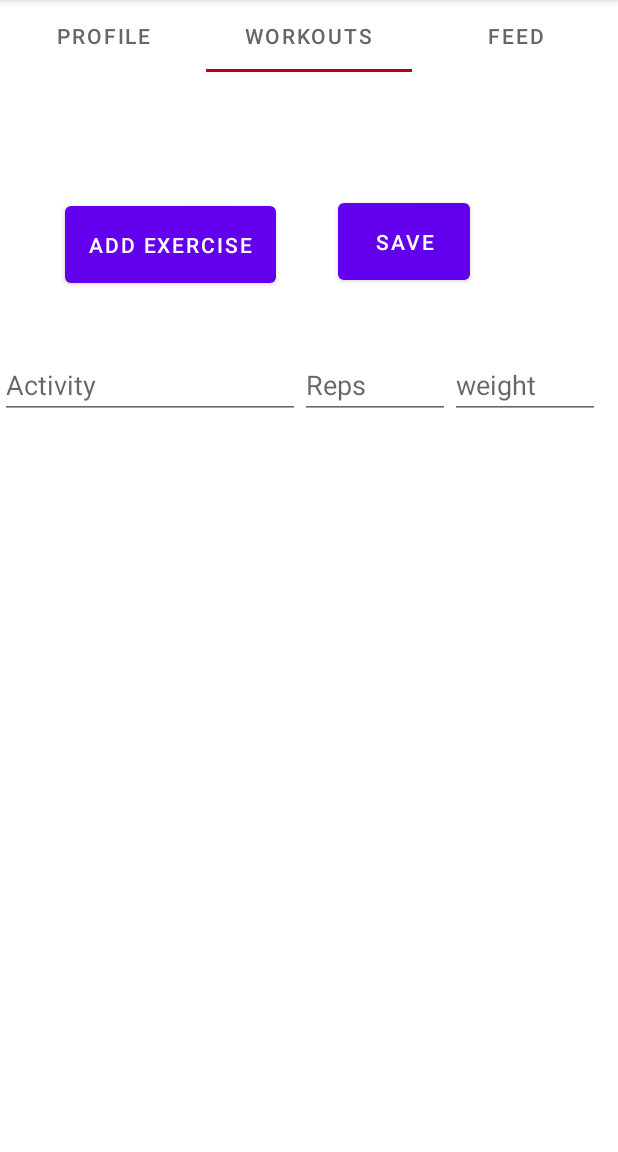
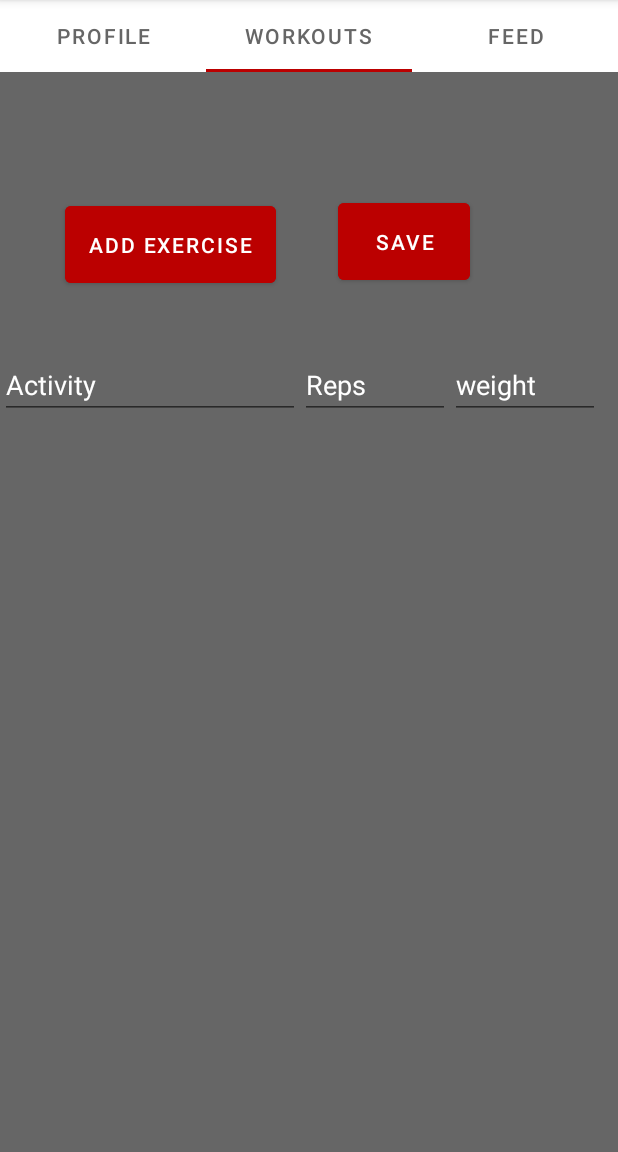
Before and after one commit to AlexEchanove/Flex, an Android app: the MainActivity screen opened directly, with no data from a screen before it, tab 2 chosen, on a phone screen of 412 x 824 dp, the part 84-1236 px from its top. Run offline under Robolectric (Android 15) with nearby library versions, the phone set to English and light mode, and no system bars; our stand-ins replace Firebase (no records; nobody signed in at launch, a user with empty details on screens opened directly).

```diff
--- a/app/src/main/java/com/example/flex/MainActivity.java
+++ b/app/src/main/java/com/example/flex/MainActivity.java
@@ -24,7 +24,6 @@ import java.util.Map;
 
 public class MainActivity extends AppCompatActivity {
     DatabaseReference reference = FirebaseDatabase.getInstance().getReferenceFromUrl("https://flex-f72ad-default-rtdb.firebaseio.com");
-
     TabLayout tabLayout;
     ViewPager2 viewPager2;
     MyViewPagerAdapter myViewPageAdapter;
--- a/app/src/main/java/com/example/flex/SignUp.java
+++ b/app/src/main/java/com/example/flex/SignUp.java
@@ -34,6 +34,8 @@ public class SignUp extends AppCompatActivity {
 
     private EditText UserEmail, UserPassword, UserConfirmPassword;
     private Button CreateAccBtn;
+
+    private String userJoined = "User Just Joined! :)";
 
     protected void onCreate(Bundle savedInstanceState) {
         super.onCreate(savedInstanceState);
@@ -82,7 +84,7 @@ public class SignUp extends AppCompatActivity {
                                                 reference.child("users").child(username).child("email").setValue(email);
                                                 reference.child("users").child(username).child("username").setValue(username);
                                                 reference.child("users").child(username).child("password").setValue(password);
-
+                                                reference.child("users").child(username).child("workouts").child("1").setValue(userJoined);
                                                 sendUserToLogin();
 
                                                 Toast.makeText(SignUp.this, "User Authenticated Successfully", Toast.LENGTH_SHORT).show();
--- a/app/src/main/java/com/example/flex/fragments/FeedFragment.java
+++ b/app/src/main/java/com/example/flex/fragments/FeedFragment.java
@@ -2,6 +2,7 @@ package com.example.flex.fragments;
 
 import android.os.Bundle;
 
+import androidx.annotation.NonNull;
 import androidx.fragment.app.Fragment;
 import androidx.recyclerview.widget.LinearLayoutManager;
 import androidx.recyclerview.widget.RecyclerView;
@@ -9,15 +10,24 @@ import androidx.recyclerview.widget.RecyclerView;
 import android.view.LayoutInflater;
 import android.view.View;
 import android.view.ViewGroup;
+import android.widget.Toast;
 
 import com.example.flex.Adapter;
 import com.example.flex.R;
+import com.google.firebase.auth.FirebaseAuth;
+import com.google.firebase.auth.FirebaseUser;
+import com.google.firebase.database.DataSnapshot;
+import com.google.firebase.database.DatabaseError;
+import com.google.firebase.database.DatabaseReference;
+import com.google.firebase.database.FirebaseDatabase;
+import com.google.firebase.database.ValueEventListener;
 
 import java.util.ArrayList;
 import java.util.List;
 
 public class FeedFragment extends Fragment {
-
+    DatabaseReference reference = FirebaseDatabase.getInstance().getReference("users"); // Update the reference
+    FirebaseUser user;
     RecyclerView recyclerView;
     Adapter adapter;
 
@@ -28,34 +38,39 @@ public class FeedFragment extends Fragment {
 
         recyclerView = view.findViewById(R.id.list_view);
         recyclerView.setLayoutManager(new LinearLayoutManager(getActivity()));
+        user = FirebaseAuth.getInstance().getCurrentUser();
 
-        List<String> data = getData(); // Implement this method to provide data for the RecyclerView
-        adapter = new Adapter(data);
-        recyclerView.setAdapter(adapter);
+        getData(reference, new OnGetDataListener() {
+            @Override
+            public void onSuccess(List<String> data) {
+                adapter = new Adapter(data);
+                recyclerView.setAdapter(adapter);
+            }
+        });
 
         return view;
-
     }
 
-    private List<String> getData() {
-        // Implement this method to provide data for the RecyclerView
-        // Example:
-        List<String> data = new ArrayList<>();
-        data.add("Item 1");
-        data.add("Item 2");
-        data.add("Item 3");
-        data.add("Item 4");
-        data.add("Item 5");
-        data.add("Item 6");
-        data.add("Item 7");
-        data.add("Item 8");
-        data.add("Item 9");
-        data.add("Item 10");
-        data.add("Item 11");
-        data.add("Item 12");
-        data.add("Item 13");
-        data.add("Item 14");
-        // Add more items as needed
-        return data;
+    private void getData(DatabaseReference reference, final OnGetDataListener listener) {
+        final List<String> data = new ArrayList<>();
+
+        reference.addValueEventListener(new ValueEventListener() {
+            @Override
+            public void onDataChange(@NonNull DataSnapshot dataSnapshot) {
+                for (DataSnapshot snapshot : dataSnapshot.getChildren()) {
+                    String username = snapshot.child("username").getValue(String.class);
+                    data.add(username);
+                }
+                listener.onSuccess(data);
+            }
+
+            @Override
+            public void onCancelled(@NonNull DatabaseError databaseError) {
+
+            }
+        });
+    }
+    public interface OnGetDataListener {
+        void onSuccess(List<String> data);
     }
 }
--- a/app/src/main/java/com/example/flex/fragments/WorkoutFragment.java
+++ b/app/src/main/java/com/example/flex/fragments/WorkoutFragment.java
@@ -80,7 +80,7 @@ public class WorkoutFragment extends Fragment implements View.OnClickListener {
 
             curr.setWeight(weightList);
             System.out.println(user);
-            reference.child("users").child(user.getEmail().substring(0, user.getEmail().indexOf("@"))).child(curr.getTimeOfWorkout().toString()).setValue(curr);
+            reference.child("users").child(user.getEmail().substring(0, user.getEmail().indexOf("@"))).child("workouts").child(curr.getTimeOfWorkout().toString()).setValue(curr);
         }
     }
 }
--- a/app/src/main/res/layout/activity_main.xml
+++ b/app/src/main/res/layout/activity_main.xml
@@ -40,6 +40,7 @@
         android:layout_width="match_parent"
         android:layout_height="match_parent"
         android:id="@+id/viewLayout"
-        android:layout_below="@id/tabLayout" />
+        android:layout_below="@id/tabLayout"
+        android:background="@color/gray"/>
 
 </RelativeLayout>
--- a/app/src/main/res/layout/fragment_workout.xml
+++ b/app/src/main/res/layout/fragment_workout.xml
@@ -4,7 +4,8 @@
     android:id="@+id/workoutFragment"
     android:layout_width="match_parent"
     android:layout_height="match_parent"
-    tools:context=".fragments.WorkoutFragment">
+    tools:context=".fragments.WorkoutFragment"
+    android:background="@color/gray">
 
     <Button
         android:id="@+id/addBtn"
@@ -14,6 +15,7 @@
         android:layout_alignParentTop="true"
         android:layout_marginStart="43dp"
         android:layout_marginTop="83dp"
+        android:backgroundTint="@color/scarlet"
         android:text="Add Exercise" />
 
     <Button
@@ -24,6 +26,7 @@
         android:layout_alignParentTop="true"
         android:layout_marginStart="225dp"
         android:layout_marginTop="81dp"
+        android:backgroundTint="@color/scarlet"
         android:text="Save" />
 
     <LinearLayout
@@ -42,7 +45,9 @@
             android:layout_height="45dp"
             android:ems="10"
             android:inputType="text"
-            android:hint="Activity" />
+            android:hint="Activity"
+            android:textColor="@color/white"
+            android:textColorHint="@color/white"/>
     </LinearLayout>
     <LinearLayout
         android:id="@+id/linearLayout2"
@@ -60,7 +65,9 @@
             android:layout_height="45dp"
             android:ems="10"
             android:inputType="text"
-            android:hint="Reps" />
+            android:hint="Reps"
+            android:textColor="@color/white"
+            android:textColorHint="@color/white"/>
     </LinearLayout>
     <LinearLayout
         android:id="@+id/linearLayout3"
@@ -78,6 +85,8 @@
             android:layout_height="45dp"
             android:ems="10"
             android:inputType="text"
-            android:hint="weight" />
+            android:hint="weight"
+            android:textColor="@color/white"
+            android:textColorHint="@color/white"/>
     </LinearLayout>
 </RelativeLayout>
```
Also changed, not shown: app/src/main/res/layout/user_registration.xml (+20 -8 lines).
